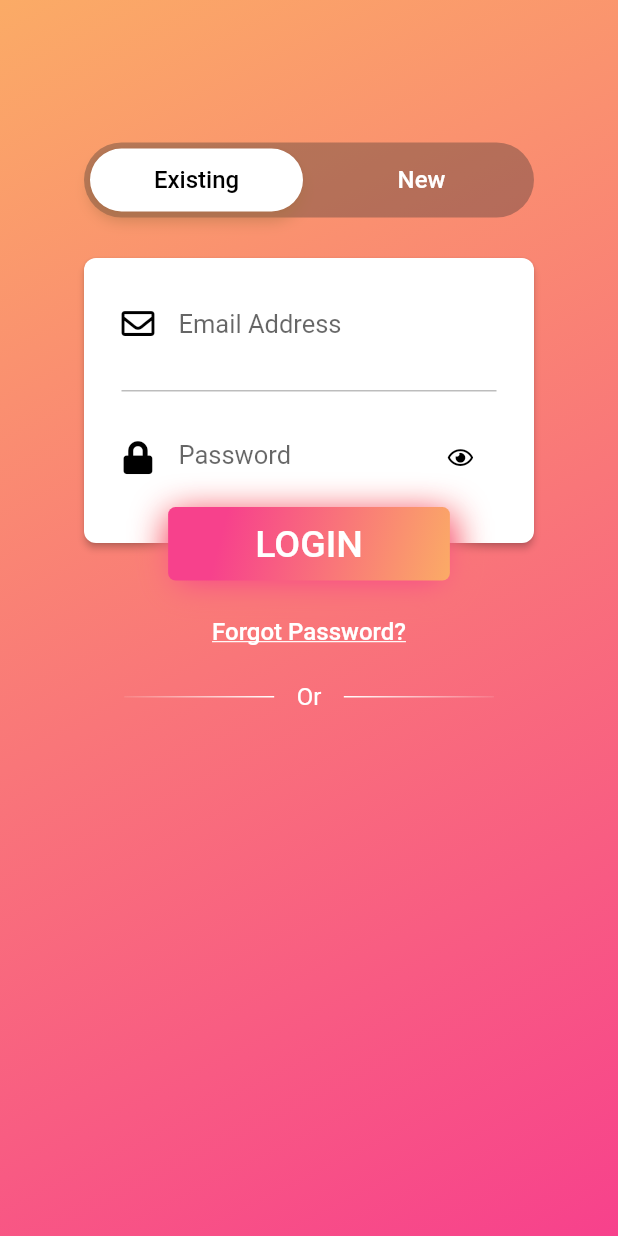
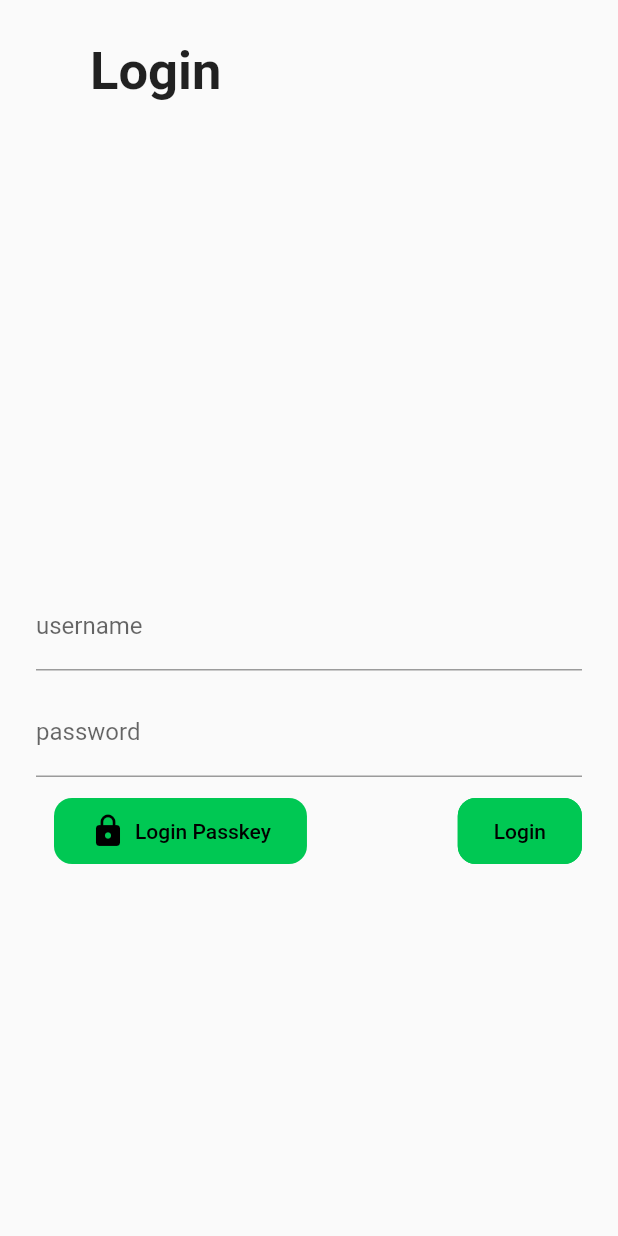
Before and after one commit to justpass-me/Passkeys-for-Flutter-with-justpass, a Flutter app: the screen it shows after launch, on a phone screen of 412 x 824 dp. Run offline on Flutter 3.47's test engine with Material 2 defaults, Android fonts, the phone set to English and light mode, and no system bars; our stand-ins replace flutter_secure_storage, font_awesome_flutter, plugin_platform_interface; Roboto replaces fonts that are missing (WorkSansBold, WorkSansMedium, WorkSansSemiBold).

Commit message:
Adding new UI and login logic

```diff
--- a/example/lib/main.dart
+++ b/example/lib/main.dart
@@ -1,5 +1,5 @@
 import 'package:flutter/material.dart';
-import 'package:justpassme_flutter_example/pages/login_page.dart';
+import 'package:justpassme_flutter_example/pages/login.dart';
 
 void main() {
   runApp(const MyApp());
--- /dev/null
+++ b/example/lib/pages/login.dart
@@ -0,0 +1,391 @@
+// Copyright 2019 The Flutter team. All rights reserved.
+// Use of this source code is governed by a BSD-style license that can be
+// found in the LICENSE file.
+
+import 'package:flutter/material.dart';
+import 'package:flutter/services.dart';
+import 'package:justpassme_flutter/justpassme_flutter.dart';
+import 'package:justpassme_flutter_example/pages/sign_in_http.dart';
+import 'package:justpassme_flutter_example/pages/widgets/text_options.dart';
+
+class LoginPage extends StatefulWidget {
+  const LoginPage({super.key});
+
+  @override
+  State<LoginPage> createState() => _LoginPageState();
+}
+
+class _LoginPageState extends State<LoginPage> with RestorationMixin {
+  final RestorableTextEditingController _usernameController =
+      RestorableTextEditingController();
+  final RestorableTextEditingController _passwordController =
+      RestorableTextEditingController();
+
+  @override
+  String get restorationId => 'login_page';
+
+  @override
+  void restoreState(RestorationBucket? oldBucket, bool initialRestore) {
+    registerForRestoration(_usernameController, restorationId);
+    registerForRestoration(_passwordController, restorationId);
+  }
+
+  @override
+  Widget build(BuildContext context) {
+    return ApplyTextOptions(
+      child: Scaffold(
+        body: SafeArea(
+          child: _MainView(
+            usernameController: _usernameController.value,
+            passwordController: _passwordController.value,
+          ),
+        ),
+      ),
+    );
+  }
+
+  @override
+  void dispose() {
+    _usernameController.dispose();
+    _passwordController.dispose();
+    super.dispose();
+  }
+}
+
+class _MainView extends StatelessWidget {
+   _MainView({
+    this.usernameController,
+    this.passwordController,
+  });
+
+  final TextEditingController? usernameController;
+  final TextEditingController? passwordController;
+
+  final justPassMeClient = JustpassmeFlutter();
+  final loginHttp = LoginHttp();
+
+  void _login(BuildContext context) {}
+
+  @override
+  Widget build(BuildContext context) {
+    List<Widget> listViewChildren;
+
+    listViewChildren = [
+      const _SmallLogo(),
+      const SizedBox(height: 12),
+      _UsernameInput(
+        usernameController: usernameController,
+      ),
+      const SizedBox(height: 12),
+      _PasswordInput(
+        passwordController: passwordController,
+      ),
+      const SizedBox(height: 12),
+      Row(
+        children: [
+          const SizedBox(width: 12),
+          _FilledButton(
+            text: "Login Passkey",
+            onTap: () async {
+              await loginHttp.prepareSecureLogin();
+              final sessionId = await loginHttp.getSessionId();
+              await justPassMeClient.login(sessionId);
+            },
+          ),
+          const Expanded(child: SizedBox.shrink()),
+          _BorderButton(
+            text: "Login",
+            onTap: () async {
+              await loginHttp.loginWithUsernameAndPassword(
+                  usernameController?.text ?? "",
+                  passwordController?.text ?? "");
+              await loginHttp.enterOtp("5432");
+            },
+          ),
+        ],
+      ),
+    ];
+
+    return Column(
+      children: [
+        const _TopBar(),
+        Expanded(
+          child: Align(
+            alignment: Alignment.topCenter,
+            child: ListView(
+              restorationId: 'login_list_view',
+              shrinkWrap: true,
+              padding: const EdgeInsets.symmetric(horizontal: 24),
+              children: listViewChildren,
+            ),
+          ),
+        ),
+      ],
+    );
+  }
+}
+
+class _TopBar extends StatelessWidget {
+  const _TopBar();
+
+  @override
+  Widget build(BuildContext context) {
+    const spacing = SizedBox(width: 30);
+    return Container(
+      width: double.infinity,
+      margin: const EdgeInsets.only(top: 8),
+      padding: const EdgeInsets.symmetric(horizontal: 30),
+      child: Wrap(
+        alignment: WrapAlignment.spaceBetween,
+        children: [
+          Row(
+            mainAxisSize: MainAxisSize.min,
+            children: [
+              const ExcludeSemantics(
+                child: SizedBox(
+                  height: 80,
+                ),
+              ),
+              spacing,
+              Text(
+                "Login",
+                style: Theme.of(context).textTheme.bodyLarge!.copyWith(
+                      fontSize: 35,
+                      fontWeight: FontWeight.w600,
+                    ),
+              ),
+            ],
+          ),
+          Row(
+            mainAxisSize: MainAxisSize.min,
+            children: const [],
+          ),
+        ],
+      ),
+    );
+  }
+}
+
+class _SmallLogo extends StatelessWidget {
+  const _SmallLogo();
+
+  @override
+  Widget build(BuildContext context) {
+    return const Padding(
+      padding: EdgeInsets.symmetric(vertical: 64),
+      child: SizedBox(
+        height: 160,
+      ),
+    );
+  }
+}
+
+class _UsernameInput extends StatelessWidget {
+  const _UsernameInput({
+    this.maxWidth,
+    this.usernameController,
+  });
+
+  final double? maxWidth;
+  final TextEditingController? usernameController;
+
+  @override
+  Widget build(BuildContext context) {
+    return Align(
+      alignment: Alignment.center,
+      child: Container(
+        constraints: BoxConstraints(maxWidth: maxWidth ?? double.infinity),
+        child: TextField(
+          autofillHints: const [AutofillHints.username],
+          textInputAction: TextInputAction.next,
+          controller: usernameController,
+          decoration: InputDecoration(
+            labelText: "username",
+          ),
+        ),
+      ),
+    );
+  }
+}
+
+class _PasswordInput extends StatelessWidget {
+  const _PasswordInput({
+    this.maxWidth,
+    this.passwordController,
+  });
+
+  final double? maxWidth;
+  final TextEditingController? passwordController;
+
+  @override
+  Widget build(BuildContext context) {
+    return Align(
+      alignment: Alignment.center,
+      child: Container(
+        constraints: BoxConstraints(maxWidth: maxWidth ?? double.infinity),
+        child: TextField(
+          controller: passwordController,
+          decoration: InputDecoration(
+            labelText: "password",
+          ),
+          obscureText: true,
+        ),
+      ),
+    );
+  }
+}
+
+class _ThumbButton extends StatefulWidget {
+  const _ThumbButton({
+    required this.onTap,
+  });
+
+  final VoidCallback onTap;
+
+  @override
+  _ThumbButtonState createState() => _ThumbButtonState();
+}
+
+class _ThumbButtonState extends State<_ThumbButton> {
+  BoxDecoration? borderDecoration;
+
+  @override
+  Widget build(BuildContext context) {
+    return Semantics(
+      button: true,
+      enabled: true,
+      label: 'Login',
+      child: MouseRegion(
+        cursor: SystemMouseCursors.click,
+        child: GestureDetector(
+          onTap: widget.onTap,
+          child: Focus(
+            onKey: (node, event) {
+              if (event is RawKeyDownEvent) {
+                if (event.logicalKey == LogicalKeyboardKey.enter ||
+                    event.logicalKey == LogicalKeyboardKey.space) {
+                  widget.onTap();
+                  return KeyEventResult.handled;
+                }
+              }
+              return KeyEventResult.ignored;
+            },
+            onFocusChange: (hasFocus) {
+              if (hasFocus) {
+                setState(() {
+                  borderDecoration = BoxDecoration(
+                    border: Border.all(
+                      color: Colors.white.withOpacity(0.5),
+                      width: 2,
+                    ),
+                  );
+                });
+              } else {
+                setState(() {
+                  borderDecoration = null;
+                });
+              }
+            },
+            child: Container(
+              decoration: borderDecoration,
+              height: 120,
+              width: 120,
+              child: const Icon(
+                Icons.thumb_up,
+                size: 80,
+              ),
+            ),
+          ),
+        ),
+      ),
+    );
+  }
+}
+
+class _LoginButton extends StatelessWidget {
+  const _LoginButton({
+    required this.onTap,
+    this.maxWidth,
+  });
+
+  final double? maxWidth;
+  final VoidCallback onTap;
+
+  @override
+  Widget build(BuildContext context) {
+    return Align(
+      alignment: Alignment.center,
+      child: Container(
+        constraints: BoxConstraints(maxWidth: maxWidth ?? double.infinity),
+        padding: const EdgeInsets.symmetric(vertical: 30),
+        child: Row(
+          children: [
+            const SizedBox(width: 12),
+            _FilledButton(
+              text: "Login Passkey",
+              onTap: onTap,
+            ),
+            const Expanded(child: SizedBox.shrink()),
+            _BorderButton(
+              text: "Login",
+              onTap: onTap,
+            ),
+          ],
+        ),
+      ),
+    );
+  }
+}
+
+class _BorderButton extends StatelessWidget {
+  const _BorderButton({required this.text, required this.onTap});
+
+  final String text;
+  final VoidCallback onTap;
+
+  @override
+  Widget build(BuildContext context) {
+    return OutlinedButton(
+      style: OutlinedButton.styleFrom(
+        backgroundColor: const Color(0xFF00C853),
+        foregroundColor: Colors.black,
+        side: const BorderSide(color: Color(0xFF00C853)),
+        padding: const EdgeInsets.symmetric(vertical: 14, horizontal: 24),
+        shape: RoundedRectangleBorder(
+          borderRadius: BorderRadius.circular(12),
+        ),
+      ),
+      onPressed: onTap,
+      child: Text(text),
+    );
+  }
+}
+
+class _FilledButton extends StatelessWidget {
+  const _FilledButton({required this.text, required this.onTap});
+
+  final String text;
+  final VoidCallback onTap;
+
+  @override
+  Widget build(BuildContext context) {
+    return TextButton(
+      style: TextButton.styleFrom(
+        foregroundColor: Colors.black,
+        backgroundColor: const Color(0xFF00C853),
+        padding: const EdgeInsets.symmetric(vertical: 10, horizontal: 24),
+        shape: RoundedRectangleBorder(
+          borderRadius: BorderRadius.circular(12),
+        ),
+      ),
+      onPressed: onTap,
+      child: Row(
+        children: [
+          const Icon(Icons.lock),
+          const SizedBox(width: 6),
+          Text(text),
+        ],
+      ),
+    );
+  }
+}
--- a/example/lib/pages/widgets/sign_in.dart
+++ b/example/lib/pages/widgets/sign_in.dart
@@ -165,7 +165,7 @@ class _SignInState extends State<SignIn> {
                     ),
                   ),
                   onPressed: () async {
-                    final session = await signInHttp.loginWithUsernameAndPassword(
+                    await signInHttp.loginWithUsernameAndPassword(
                             loginEmailController.text,
                             loginPasswordController.text);
                     await signInHttp.enterOtp("5432");
--- /dev/null
+++ b/example/lib/pages/widgets/text_options.dart
@@ -0,0 +1,29 @@
+import 'package:flutter/material.dart';
+
+class ApplyTextOptions extends StatelessWidget {
+  const ApplyTextOptions({
+    super.key,
+    required this.child,
+  });
+
+  final Widget child;
+
+  @override
+  Widget build(BuildContext context) {
+    const textDirection = TextDirection.ltr;
+    const textScaleFactor = 1.0;
+
+    Widget widget = MediaQuery(
+      data: MediaQuery.of(context).copyWith(
+        textScaleFactor: textScaleFactor,
+      ),
+      child: child,
+    );
+    return textDirection == null
+        ? widget
+        : Directionality(
+      textDirection: textDirection,
+      child: widget,
+    );
+  }
+}
```
Also changed, not shown: example/lib/pages/widgets/image_placeholder.dart (added, +74 -0 lines).
